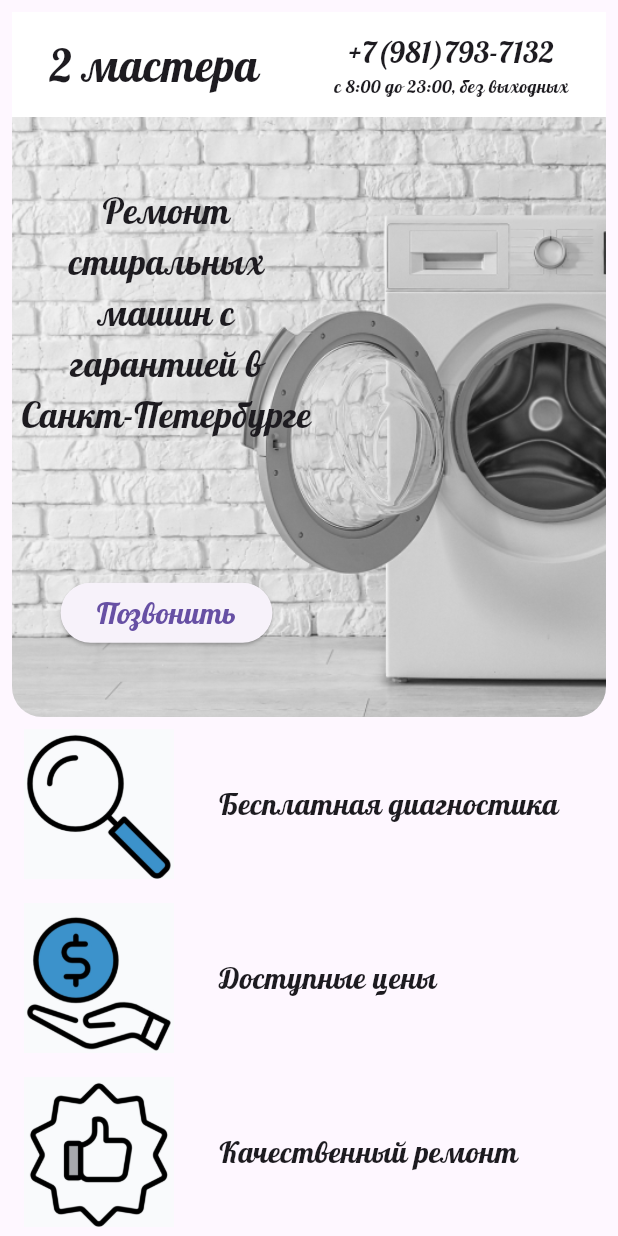
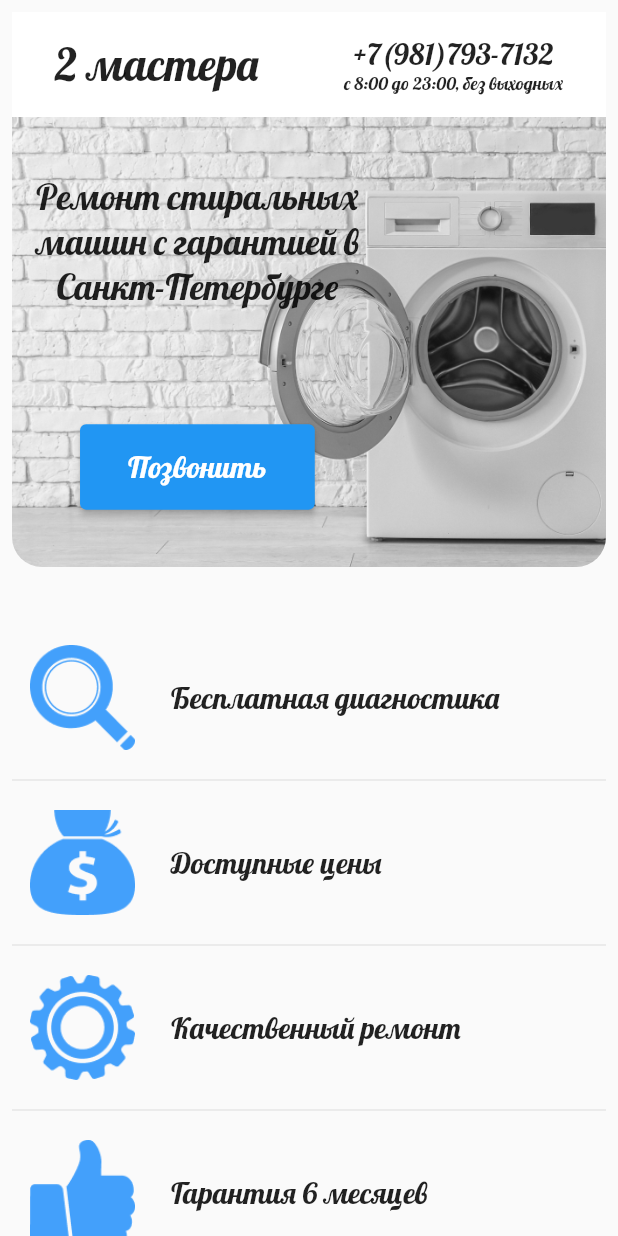
Before and after one commit to RfMakar/2foreman, a Flutter app: the screen it shows after launch, after a tap on "Позвонить", on a phone screen of 412 x 824 dp. Run offline on Flutter 3.47's test engine with Material 2 defaults, Android fonts, the phone set to English and light mode, and no system bars; our stand-ins replace google_fonts.

Commit message:
Новый размер дизайна для телеофна

```diff
--- a/lib/my_app.dart
+++ b/lib/my_app.dart
@@ -14,8 +14,8 @@ class MyApp extends StatelessWidget {
   Widget build(BuildContext context) {
     return MaterialApp(
       theme: ThemeData(
-        useMaterial3: true,
-      ),
+          //useMaterial3: true,
+          ),
       home: const HomeWidget(),
     );
   }
@@ -35,6 +35,7 @@ class HomeWidget extends StatelessWidget {
       children: const [
         WidgetAppApBar(),
         WidgetAppTitle(),
+        SizedBox(height: 40),
         WidgetAppLozung(),
         SizedBox(height: 40),
         WidgetAppUslugi(),
--- a/lib/widgets/app_contacts.dart
+++ b/lib/widgets/app_contacts.dart
@@ -6,16 +6,18 @@ class WidgetAppContacts extends StatelessWidget {
 
   @override
   Widget build(BuildContext context) {
-    return Card(
-      child: Column(
+    return Column(
       children: [
-          // Text('Контакты', style: AppTextStyle.heading2),
+        Text('Контакты', style: AppTextStyle.heading2),
+        const SizedBox(height: 40),
         Row(
           children: [
             Expanded(
               child: Padding(
                 padding: const EdgeInsets.all(8.0),
-                  child: Image.asset('assets/image/image3.png'),
+                child: Image.asset(
+                  'assets/image/image3.png',
+                ),
               ),
             ),
             Expanded(
@@ -37,7 +39,6 @@ class WidgetAppContacts extends StatelessWidget {
           ],
         ),
       ],
-      ),
     );
   }
 
--- a/lib/widgets/app_lozung.dart
+++ b/lib/widgets/app_lozung.dart
@@ -8,83 +8,30 @@ class WidgetAppLozung extends StatelessWidget {
   Widget build(BuildContext context) {
     return Column(
       children: [
-        widgetText('Бесплатная диагностика', 'assets/icon/1.png'),
-        widgetText('Доступные цены', 'assets/icon/2.png'),
-        widgetText('Качественный ремонт', 'assets/icon/3.png'),
-        widgetText('Гарантия 6 месяцев', 'assets/icon/4.png'),
+        rowTable('assets/icon/1.png', 'Бесплатная диагностика'),
+        const Divider(),
+        rowTable('assets/icon/2.png', 'Доступные цены'),
+        const Divider(),
+        rowTable('assets/icon/3.png', 'Качественный ремонт'),
+        const Divider(),
+        rowTable('assets/icon/4.png', 'Гарантия 6 месяцев'),
       ],
     );
   }
 
-  Widget widgetText(String name, String path) {
-    return Padding(
-      padding: const EdgeInsets.all(8.0),
-      child: Row(
-        children: [
-          // const SizedBox(
-          //   width: 50,
-          // ),
-          Image.asset(
-            path,
-            width: 100,
-            height: 100,
-          ),
-          const SizedBox(
-            width: 30,
-          ),
-          Text(
-            name,
-            softWrap: true,
-            style: AppTextStyle.heading3,
-          ),
-        ],
-      ),
-    );
-  }
-}
-
-
-/*
-class WidgetAppLozung extends StatelessWidget {
-  const WidgetAppLozung({super.key});
-
-  @override
-  Widget build(BuildContext context) {
-    return Column(
+  Widget rowTable(String path, String name) {
+    return Row(
       children: [
-        //Text('Почему именно мы?', style: AppTextStyle.heading2),
-        Card(
-          color: AppColor.color,
-          elevation: 4,
-          child: Row(
-            children: [
-              Expanded(
-                child: Padding(
-                  padding: const EdgeInsets.all(8.0),
-                  child: Image.asset('assets/image/image2.png'),
-                ),
-              ),
-              Expanded(
-                child: Column(
-                  children: [
-                    widgetText('Бесплатная диагностика'),
-                    widgetText('Доступные цены'),
-                    widgetText('Качественный ремонт'),
-                    widgetText('Гарантия 6 месяцев'),
-                    widgetText('Опытные мастера'),
-                  ],
-                ),
-              ),
-            ],
-          ),
+        Padding(
+          padding: const EdgeInsets.all(12.0),
+          child: Image.asset(path, width: 70, height: 70),
+        ),
+        const SizedBox(width: 12),
+        Text(
+          name,
+          style: AppTextStyle.heading3,
         ),
       ],
     );
   }
-
-  Widget widgetText(String name) {
-    return Text(name, style: AppTextStyle.heading4);
-  }
 }
-
-*/
--- a/lib/widgets/app_mastera.dart
+++ b/lib/widgets/app_mastera.dart
@@ -9,61 +9,28 @@ class WidgetAppMastera extends StatelessWidget {
     return Column(
       children: [
         Text('О мастерах', style: AppTextStyle.heading2),
-        Row(
-          children: [
-            Expanded(
-              flex: 1,
-              child: ClipRRect(
-                borderRadius: const BorderRadius.only(
-                  topLeft: Radius.circular(30),
-                  bottomLeft: Radius.circular(30),
-                ),
-                child: Image.asset('assets/mastera/1.png'),
-              ),
-            ),
-            Expanded(
-              flex: 2,
-              child: Column(
-                children: [
-                  appText('Михаил'),
-                  appText2('Ведущий сервисный инженер'),
-                ],
-              ),
-            ),
-          ],
-        ),
-        Row(
-          children: [
-            Expanded(
-              flex: 2,
-              child: Column(
-                children: [
-                  appText('Максим'),
-                  appText2('Сервисный инженер'),
-                ],
-              ),
-            ),
-            Expanded(
-              flex: 1,
-              child: ClipRRect(
-                borderRadius: const BorderRadius.only(
-                  topRight: Radius.circular(30),
-                  bottomRight: Radius.circular(30),
-                ),
-                child: Image.asset('assets/mastera/2.png'),
-              ),
-            ),
-          ],
-        ),
+        const SizedBox(height: 40),
+        card('assets/mastera/1.png', 'Михаил', 'Ведущий сервисный инженер'),
+        const Divider(),
+        card('assets/mastera/2.png', 'Максим', 'Сервисный инженер'),
       ],
     );
   }
 
-  Widget appText2(String name) {
-    return Text(name, style: AppTextStyle.heading4);
-  }
-
-  Widget appText(String name) {
-    return Text(name, style: AppTextStyle.heading2);
+  Widget card(String path, String name, String title) {
+    return Column(
+      children: [
+        ClipRRect(
+          borderRadius: const BorderRadius.all(Radius.circular(50)),
+          child: Image.asset(
+            path,
+            height: 220,
+            width: 220,
+          ),
+        ),
+        Text(name, style: AppTextStyle.heading3),
+        Text(title, style: AppTextStyle.heading5),
+      ],
+    );
   }
 }
--- a/lib/widgets/app_title.dart
+++ b/lib/widgets/app_title.dart
@@ -17,13 +17,13 @@ class WidgetAppTitle extends StatelessWidget {
           ),
           child: Image.asset(
             'assets/image/image1.png',
-            height: 400,
+            height: 300,
             fit: BoxFit.fitHeight,
           ),
         ),
         SizedBox(
-          width: mpSize * 0.5,
-          height: 400,
+          width: mpSize * 0.6,
+          height: 300,
           child: Column(
             mainAxisAlignment: MainAxisAlignment.spaceAround,
             children: [
@@ -35,9 +35,12 @@ class WidgetAppTitle extends StatelessWidget {
               ),
               ElevatedButton(
                 onPressed: () {},
-                child: Text(
-                  'Позвонить',
-                  style: AppTextStyle.heading3,
+                child: Padding(
+                  padding: const EdgeInsets.all(16.0),
+                  child: Text(
+                    'Позвонить',
+                    style: AppTextStyle.heading3,
+                  ),
                 ),
               )
             ],
--- a/lib/widgets/app_uslugi.dart
+++ b/lib/widgets/app_uslugi.dart
@@ -9,6 +9,7 @@ class WidgetAppUslugi extends StatelessWidget {
     return Column(
       children: [
         Text('Услуги', style: AppTextStyle.heading2),
+        const SizedBox(height: 40),
         Table(
           children: [
             const TableRow(
@@ -107,7 +108,6 @@ class AppCard extends StatelessWidget {
             child: Text(
               title,
               textAlign: TextAlign.center,
-              style: AppTextStyle.heading5,
             ),
           )
         ],
```
Also changed, not shown: assets/icon/1.png, assets/icon/2.png, assets/icon/3.png, assets/icon/4.png, 19 other files. Lines whose indentation alone changed are shown as unchanged.
